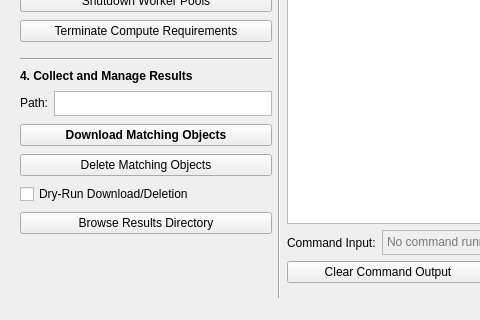
Old version of the form yellowdog_cli/commander/commander.ui in the repository yellowdog/yellowdog-cli; both pictures show x 0 to 480 and y 456 to 776 of the 1102 by 776 pixel window.
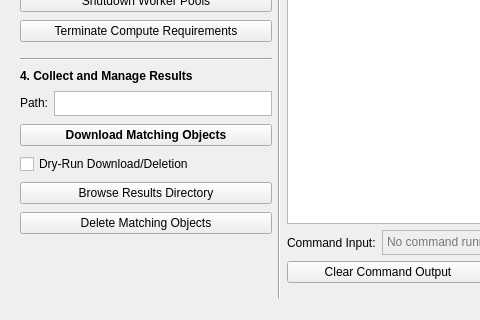
New version of the form.

Commit message: Commander: destructive buttons labelled in red; Delete moved last

Diff of the .ui file:
```diff
--- a/yellowdog_cli/commander/commander.ui
+++ b/yellowdog_cli/commander/commander.ui
@@ -661,16 +661,6 @@
         </property>
        </widget>
       </item>
-      <item>
-       <widget class="QPushButton" name="delete_objects">
-        <property name="toolTip">
-         <string>Delete the matching objects from remote storage, choosing which ones first</string>
-        </property>
-        <property name="text">
-         <string>Delete Matching Objects</string>
-        </property>
-       </widget>
-      </item>
       <item>
        <widget class="QCheckBox" name="dry_run_objects">
         <property name="toolTip">
@@ -691,6 +681,16 @@
         </property>
        </widget>
       </item>
+      <item>
+       <widget class="QPushButton" name="delete_objects">
+        <property name="toolTip">
+         <string>Delete the matching objects from remote storage, choosing which ones first</string>
+        </property>
+        <property name="text">
+         <string>Delete Matching Objects</string>
+        </property>
+       </widget>
+      </item>
       <item>
        <spacer name="verticalSpacer">
         <property name="orientation">
```
The commit also changes 7 other files.
